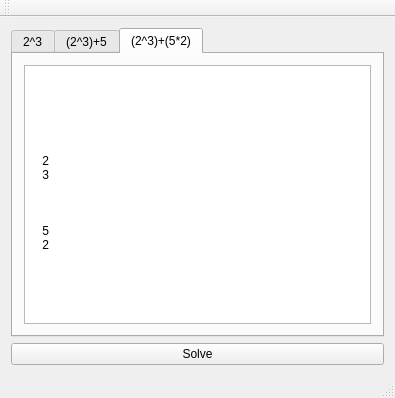
First picture: the form in src/ui/mainwindow.ui, repository slopjong/Complexolver, before the edit.
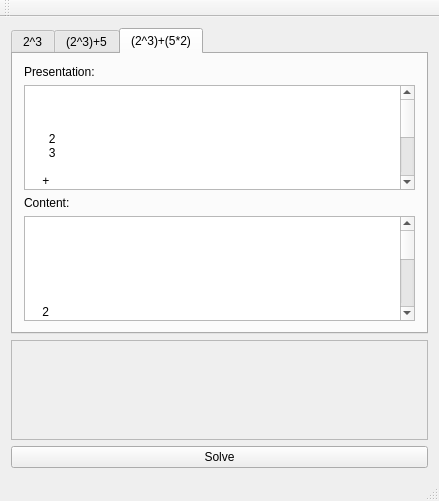
Second picture: the form after the edit. The open tabs and pages were chosen to show the change.

Commit message: Rendering the presentation MathML.

Diff of the .ui file:
```diff
--- a/src/ui/mainwindow.ui
+++ b/src/ui/mainwindow.ui
@@ -6,8 +6,8 @@
    <rect>
     <x>0</x>
     <y>0</y>
-    <width>395</width>
-    <height>398</height>
+    <width>439</width>
+    <height>501</height>
    </rect>
   </property>
   <property name="windowTitle">
@@ -70,7 +70,39 @@
        </attribute>
        <layout class="QVBoxLayout" name="verticalLayout_4">
         <item>
-         <widget class="QPlainTextEdit" name="plainTextEdit_3">
+         <widget class="QLabel" name="label_5">
+          <property name="text">
+           <string>Presentation:</string>
+          </property>
+         </widget>
+        </item>
+        <item>
+         <widget class="QPlainTextEdit" name="mlpresentation_3">
+          <property name="plainText">
+           <string>&lt;math&gt;
+  &lt;mrow&gt;
+    &lt;msup&gt;
+      &lt;mn&gt;2&lt;/mn&gt;
+      &lt;mn&gt;3&lt;/mn&gt;
+    &lt;/msup&gt;
+    &lt;mo&gt;+&lt;/mo&gt;
+    &lt;mn&gt;5&lt;/mn&gt;
+    &lt;mo&gt;*&lt;/mo&gt;
+    &lt;mn&gt;2&lt;/mn&gt;
+  &lt;/mrow&gt;
+&lt;/math&gt;</string>
+          </property>
+         </widget>
+        </item>
+        <item>
+         <widget class="QLabel" name="label_6">
+          <property name="text">
+           <string>Content:</string>
+          </property>
+         </widget>
+        </item>
+        <item>
+         <widget class="QPlainTextEdit" name="mlcontent_3">
           <property name="plainText">
            <string>&lt;math xmlns=&quot;http://www.w3.org/1998/Math/MathML&quot;&gt;
 &lt;math&gt;
@@ -96,7 +128,23 @@
      </widget>
     </item>
     <item>
-     <widget class="QPushButton" name="pushButton">
+     <widget class="QFrame" name="formulaWidget">
+      <property name="minimumSize">
+       <size>
+        <width>0</width>
+        <height>100</height>
+       </size>
+      </property>
+      <property name="frameShape">
+       <enum>QFrame::StyledPanel</enum>
+      </property>
+      <property name="frameShadow">
+       <enum>QFrame::Raised</enum>
+      </property>
+     </widget>
+    </item>
+    <item>
+     <widget class="QPushButton" name="solveButton">
       <property name="text">
        <string>Solve</string>
       </property>
```
Left out of the diff: 66 changed lines with no effect on the pictures. The commit also changes 4 other files.
